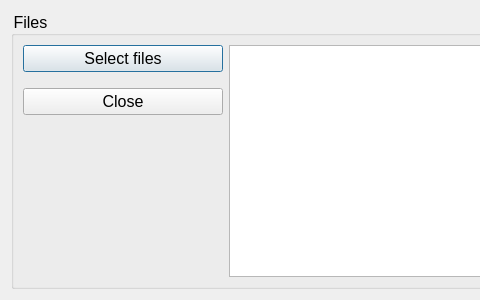
Qt form uis/loadMat.ui (beveridges/mvc_calculator) before a commit; both pictures show x 0 to 480 and y 0 to 300 of the 1061 by 300 pixel window.
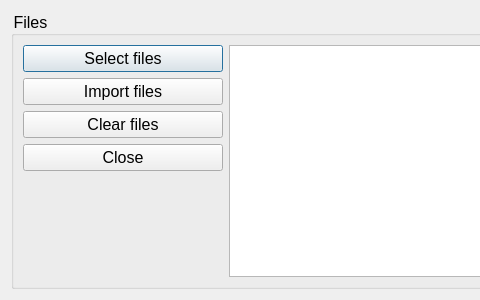
The same form after that commit.

```diff
--- a/uis/loadMat.ui
+++ b/uis/loadMat.ui
@@ -51,20 +51,18 @@
            </widget>
           </item>
           <item>
-           <spacer name="verticalSpacer_2">
-            <property name="orientation">
-             <enum>Qt::Vertical</enum>
+           <widget class="QPushButton" name="btnImport">
+            <property name="text">
+             <string>Import files</string>
             </property>
-            <property name="sizeType">
-             <enum>QSizePolicy::Fixed</enum>
+           </widget>
+          </item>
+          <item>
+           <widget class="QPushButton" name="btnClear">
+            <property name="text">
+             <string>Clear files</string>
             </property>
-            <property name="sizeHint" stdset="0">
-             <size>
-              <width>20</width>
-              <height>10</height>
-             </size>
-            </property>
-           </spacer>
+           </widget>
           </item>
           <item>
            <widget class="QPushButton" name="btnClose">
```
Left out of the diff: 2 changed lines with no effect on the pictures.
